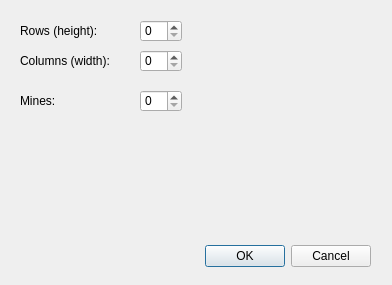
This is gui/minesweeper_settings.ui in monkecoder/Minesweeper as Qt 5 draws it before an edit. The edited form follows.
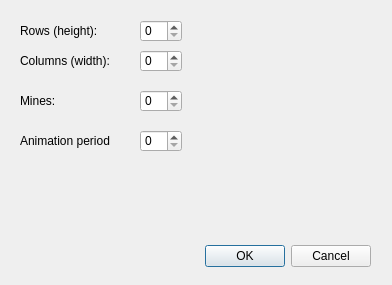
This is the edited form.

Commit message: Added animation period setting; fixed extra delays for mines explode; now full flagged cells count will be shown, even if it is bigger than mines count

```diff
--- a/gui/minesweeper_settings.ui
+++ b/gui/minesweeper_settings.ui
@@ -98,6 +98,29 @@
     </rect>
    </property>
   </widget>
+  <widget class="QLabel" name="label_animationPeriod">
+   <property name="geometry">
+    <rect>
+     <x>20</x>
+     <y>130</y>
+     <width>111</width>
+     <height>21</height>
+    </rect>
+   </property>
+   <property name="text">
+    <string>Animation period</string>
+   </property>
+  </widget>
+  <widget class="QSpinBox" name="spinBox_animationPeriod">
+   <property name="geometry">
+    <rect>
+     <x>140</x>
+     <y>130</y>
+     <width>42</width>
+     <height>22</height>
+    </rect>
+   </property>
+  </widget>
  </widget>
  <resources/>
  <connections>
```
The commit also changes 4 other files.
